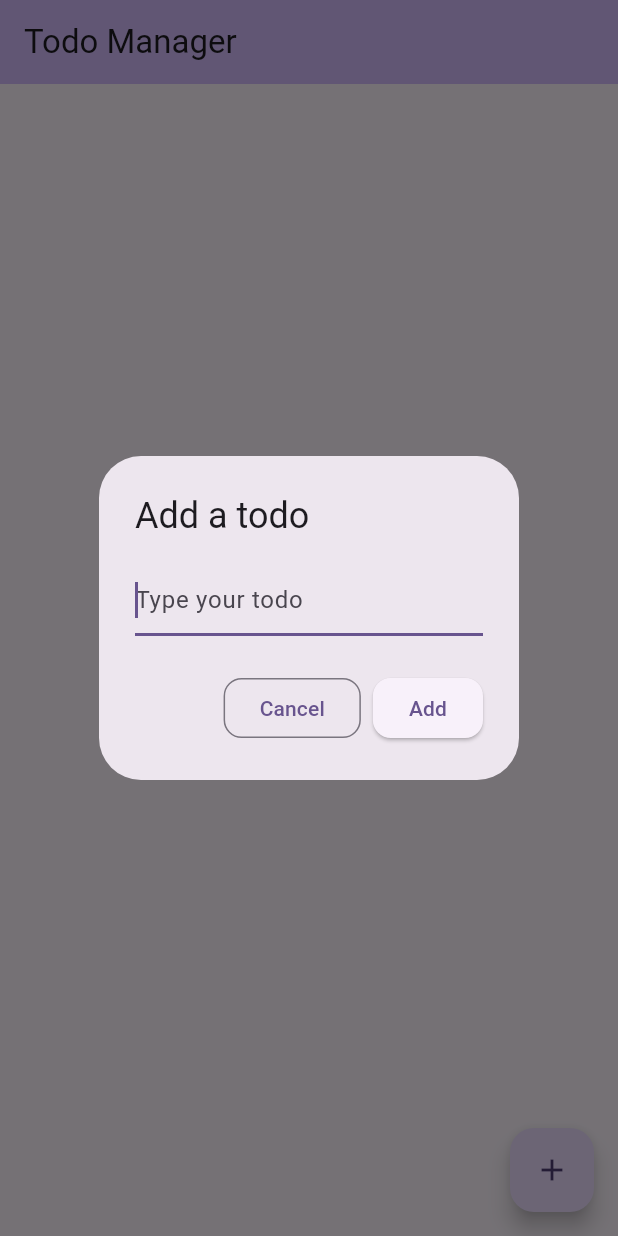
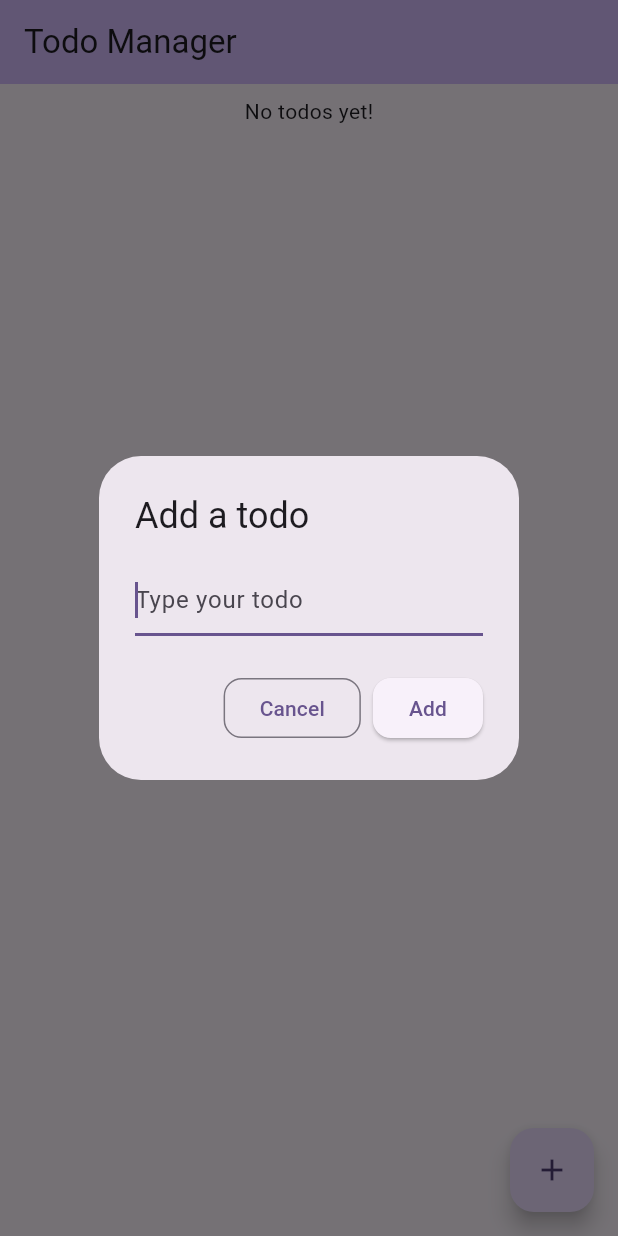
Before and after one commit to parkeugene/flutter-todos, a Flutter app: the screen it shows after launch, after a tap on the "add" icon, on a phone screen of 412 x 824 dp. Run offline on Flutter 3.47's test engine with Material 3 defaults, Android fonts, the phone set to English and light mode, and no system bars.

Commit message:
feat: add info message when no todo

```diff
--- a/lib/main.dart
+++ b/lib/main.dart
@@ -106,15 +106,17 @@ class _TodoListState extends State<TodoList> {
         // the App.build method, and use it to set our appbar title.
         title: Text(widget.title),
       ),
-      body: ListView(
+      body: Center(
+        child: ListView(
           padding: const EdgeInsets.symmetric(vertical: 8.0),
-        children: _todos.map((Todo todo) {
+          children: _todos.length==0 ? <Widget>[const Center(child: Text('No todos yet!'))] : _todos.map((Todo todo) {
             return TodoItem(
                 todo: todo,
                 onTodoChanged: _handleTodoChange,
                 removeTodo: _deleteTodo
             );
           }).toList(),
+        ),
       ),
       floatingActionButton: FloatingActionButton(
         onPressed: () => _displayDialog(),
@@ -127,6 +129,7 @@ class _TodoListState extends State<TodoList> {
   Future<void> _displayDialog() async {
     return showDialog<void>(
       context: context,
+      barrierDismissible: true, // user must tap button!
       builder: (BuildContext context) {
         return AlertDialog(
           title: const Text('Add a todo'),
```
Lines whose indentation alone changed are shown as unchanged.
